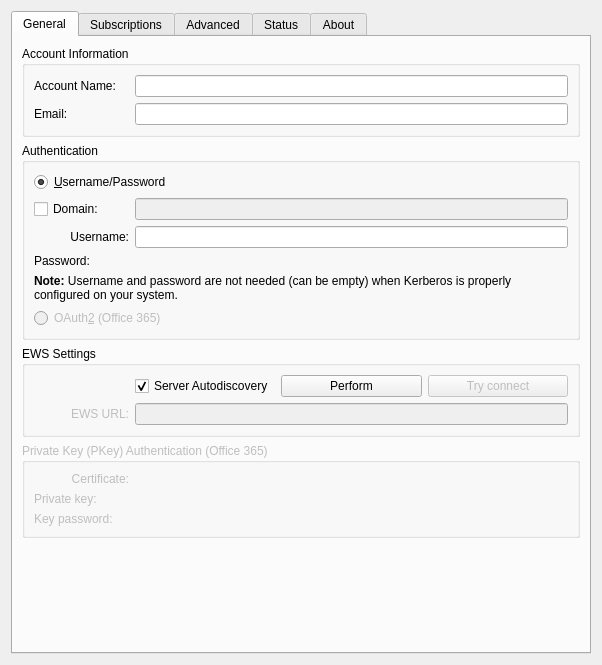
The window that resources/ews/ewsconfigdialog.ui (KDE/kdepim-runtime) describes before a commit, drawn with Qt 5.
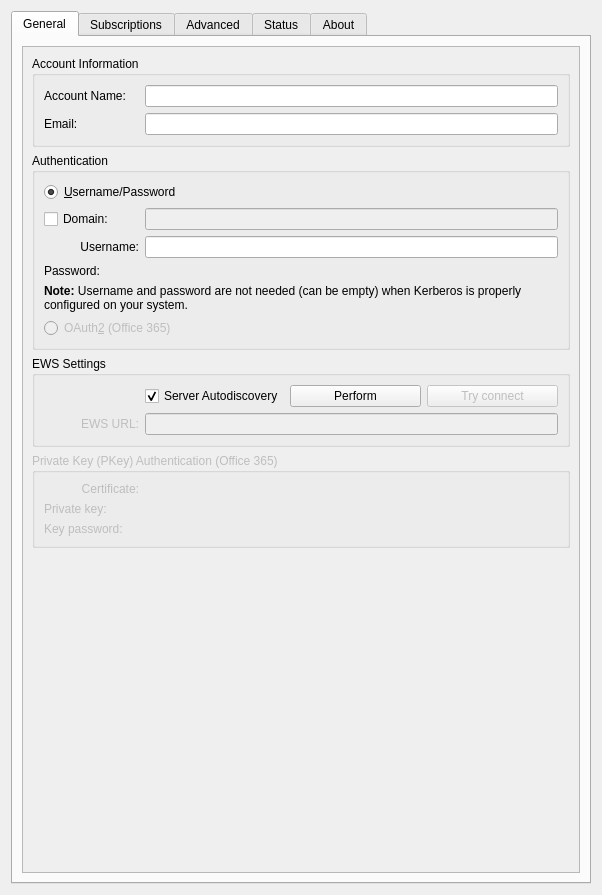
The same window after the commit. Icons and pictures are not drawn. Custom widgets are drawn as their Qt base class.

Commit message:
Make the EWS Configuration dialog fit on small screens
Make the EWS Configuration dialog fit on smaller screens by putting the
contents of the tallest tab into a scrollable area.

Diff of the .ui file:
```diff
--- a/resources/ews/ewsconfigdialog.ui
+++ b/resources/ews/ewsconfigdialog.ui
@@ -7,7 +7,7 @@
     <x>0</x>
     <y>0</y>
     <width>602</width>
-    <height>665</height>
+    <height>895</height>
    </rect>
   </property>
   <property name="windowTitle">
@@ -23,15 +23,24 @@
       <attribute name="title">
        <string comment="General settings tab">General</string>
       </attribute>
+      <layout class="QGridLayout">
+       <item row="0" column="0">
+        <widget class="QScrollArea" name="scrollArea">
+         <property name="widgetResizable">
+          <bool>true</bool>
+         </property>
+         <widget class="QWidget" name="scrollAreaWidgetContents">
+          <property name="geometry">
+           <rect>
+            <x>0</x>
+            <y>0</y>
+            <width>545</width>
+            <height>828</height>
+           </rect>
+          </property>
       <layout class="QVBoxLayout" name="generalTabLayout">
        <item>
         <widget class="QGroupBox" name="accountInfoGroupBox">
-         <property name="minimumSize">
-          <size>
-           <width>500</width>
-           <height>0</height>
-          </size>
-         </property>
          <property name="title">
           <string>Account Information</string>
          </property>
@@ -380,6 +389,10 @@
           </size>
          </property>
         </spacer>
+           </item>
+          </layout>
+         </widget>
+        </widget>
        </item>
       </layout>
      </widget>
```
Left out of the diff: 14 changed lines with no effect on the pictures. Lines whose indentation alone changed are shown as unchanged.
